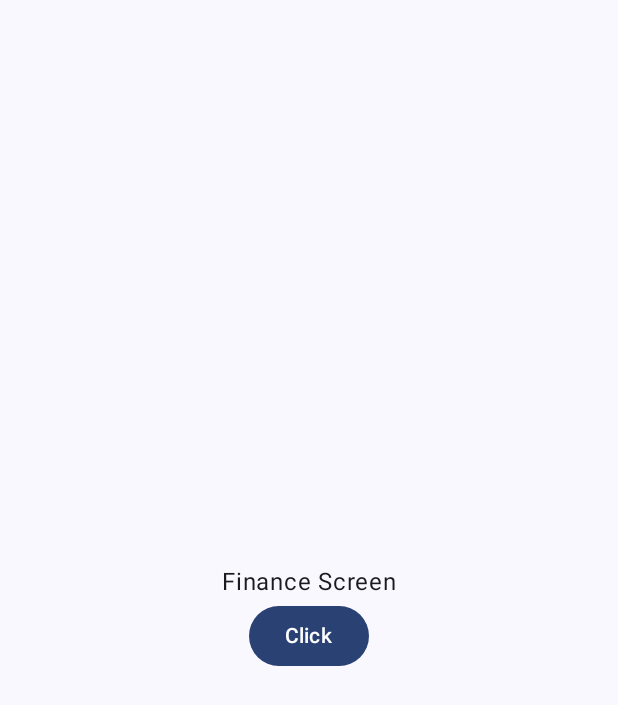
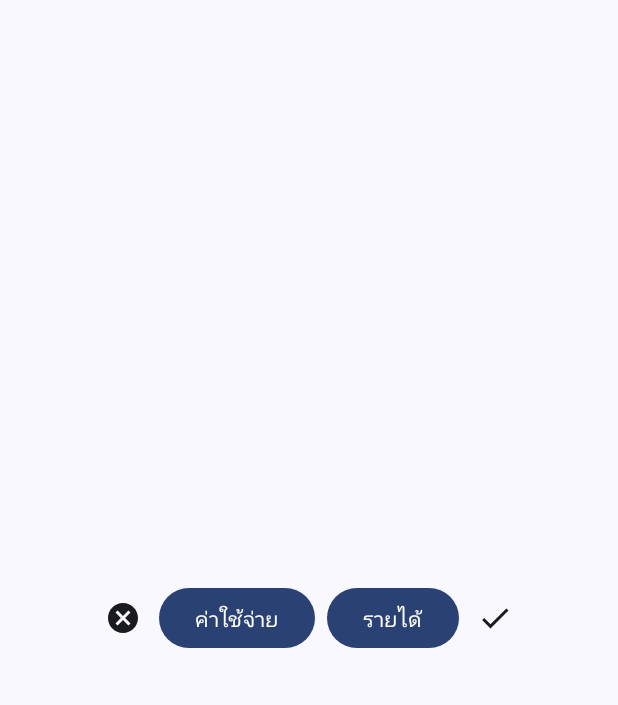
Before and after one commit to sorawitPHX/MoneyHubAndorid, an Android app built with Jetpack Compose: the composable FinanceScreen shown on its own in the app's theme, on a phone screen of 412 x 824 dp. Shown: the top 705 px of the screen. Run offline under Robolectric (Android 15) with nearby library versions, the phone set to English and light mode, and no system bars.

Commit message:
ทำปุ่ม

```diff
--- a/app/src/main/java/com/example/moneyhubandorid/FinanceScreen.kt
+++ b/app/src/main/java/com/example/moneyhubandorid/FinanceScreen.kt
@@ -3,13 +3,25 @@ package com.example.project_1
 import android.widget.Toast
 import androidx.compose.foundation.layout.Arrangement
 import androidx.compose.foundation.layout.Column
+import androidx.compose.foundation.layout.Row
+import androidx.compose.foundation.layout.Spacer
 import androidx.compose.foundation.layout.fillMaxSize
+import androidx.compose.foundation.layout.height
+import androidx.compose.foundation.layout.size
+import androidx.compose.foundation.layout.width
+import androidx.compose.material.icons.Icons
+import androidx.compose.material.icons.filled.Cancel
+import androidx.compose.material.icons.filled.Check
 import androidx.compose.material3.Button
+import androidx.compose.material3.Icon
+import androidx.compose.material3.IconButton
 import androidx.compose.material3.Text
 import androidx.compose.runtime.Composable
 import androidx.compose.ui.Alignment
 import androidx.compose.ui.Modifier
 import androidx.compose.ui.platform.LocalContext
+import androidx.compose.ui.unit.dp
+import androidx.compose.ui.unit.sp
 import com.example.moneyhubandorid.Screen
 
 @Composable
@@ -20,14 +32,40 @@ fun FinanceScreen() {
         horizontalAlignment = Alignment.CenterHorizontally,
         verticalArrangement = Arrangement.Center
     ){
-        Text(
-            text = "Finance Screen"
-        )
-        Button(onClick =  {
-            Toast.makeText(contextForToast,"This is Finance Screen.", Toast.LENGTH_SHORT)
-                .show()
-        }){
-            Text("Click")
+
+        Row {
+            IconButton(
+                onClick = {
+                    Toast.makeText(contextForToast, "ยกเลิกการแก้ไข", Toast.LENGTH_SHORT)
+                        .show()
+                },
+                modifier = Modifier.size(48.dp) // กำหนดขนาดของปุ่ม
+            ) {
+                Icon(Icons.Default.Cancel, contentDescription = "ค่าใช้จ่าย")
+            }
+            Button(onClick = {
+                Toast.makeText(contextForToast,"ค่าใช้จ่าย", Toast.LENGTH_SHORT)
+                    .show()
+            }) {
+                Text("ค่าใช้จ่าย")
+            }
+            Spacer(modifier = Modifier.width(8.dp)) // ตัวเว้นวรรค
+            Button(onClick = {
+                Toast.makeText(contextForToast,"รายได้", Toast.LENGTH_SHORT)
+                    .show()
+            }) {
+                Text("รายได้")
+            }
+            IconButton(
+                onClick = {
+                    Toast.makeText(contextForToast, "บันทึกข้อมูล", Toast.LENGTH_SHORT)
+                        .show()
+                },
+                modifier = Modifier.size(48.dp) // กำหนดขนาดของปุ่ม
+            ) {
+                Icon(Icons.Default.Check, contentDescription = "รายได้")
+            }
         }
+
     }
 }
```
